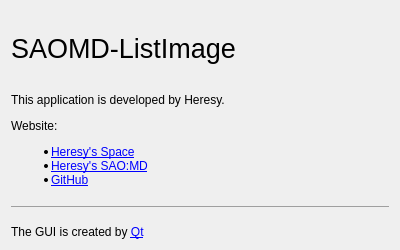
Qt form QAbout.ui (KHeresy/SAOMD-ListImage) before a commit.
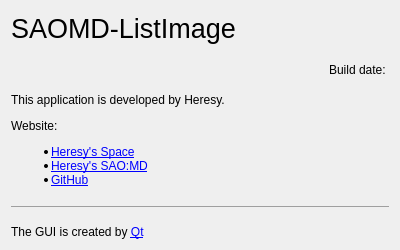
The same form after that commit.

```diff
--- a/QAbout.ui
+++ b/QAbout.ui
@@ -41,6 +41,16 @@
      </property>
     </widget>
    </item>
+   <item>
+    <widget class="QLabel" name="labelDate">
+     <property name="text">
+      <string>Build date: </string>
+     </property>
+     <property name="alignment">
+      <set>Qt::AlignRight|Qt::AlignTrailing|Qt::AlignVCenter</set>
+     </property>
+    </widget>
+   </item>
    <item>
     <widget class="QLabel" name="label">
      <property name="text">
```
